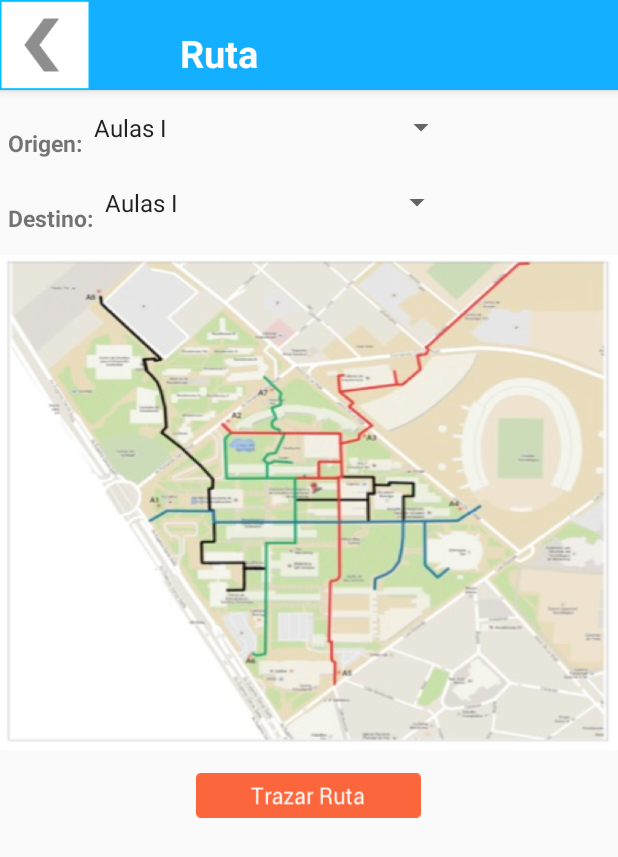
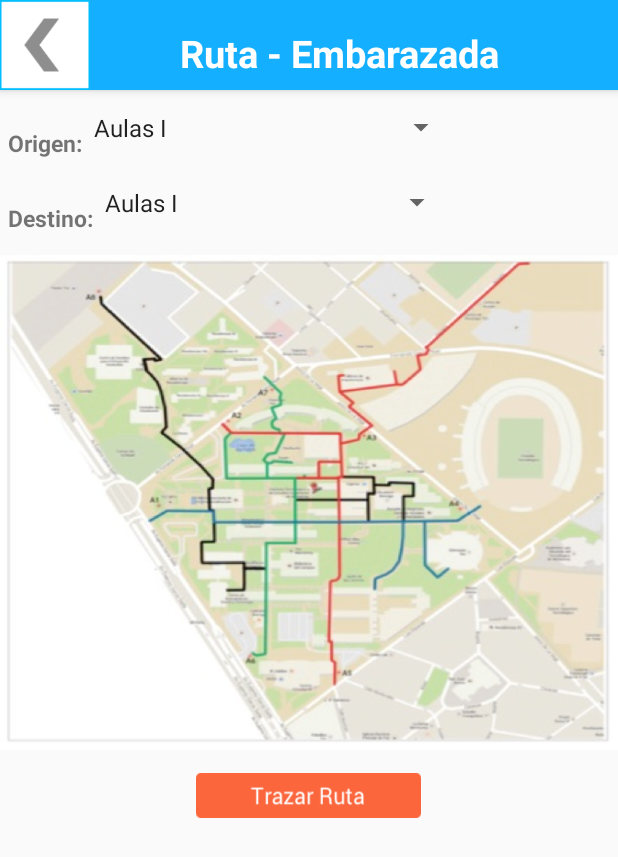
Before and after one commit to lagwy/Accesibilidad, an Android app: the ListaDiscapacidades screen opened directly, with no data from a screen before it, after a tap on an icon or button, on a phone screen of 412 x 824 dp. Shown: the top 857 px of the screen. Run offline under Robolectric (Android 15) with nearby library versions, the phone set to English and light mode, and no system bars.

Commit message:
URL dinámico dependiendo de la discapacidad, origen y destino seleccionados.

```diff
--- a/app/src/main/java/itesm/mx/accesibilidad/ListaDiscapacidades.java
+++ b/app/src/main/java/itesm/mx/accesibilidad/ListaDiscapacidades.java
@@ -39,6 +39,25 @@ public class ListaDiscapacidades extends AppCompatActivity {
 
                 } else {
                     Intent intent = new Intent(ListaDiscapacidades.this, Ruta.class);
+                    if (sillaBttn.isPressed()){
+                        intent.putExtra("nombre", "silladeruedas");
+                        intent.putExtra("titulo", "Silla de Ruedas");
+                    }else {
+                        if (muletaBttn.isPressed()){
+                            intent.putExtra("nombre", "usodemuletas");
+                            intent.putExtra("titulo", "Uso de muletas");
+                        } else {
+                            if (bastonBttn.isPressed()){
+                                intent.putExtra("nombre", "baston");
+                                intent.putExtra("titulo", "baston");
+                            } else {
+                                if(embaraBttn.isPressed()){
+                                    intent.putExtra("nombre", "embarazada");
+                                    intent.putExtra("titulo", "Embarazada");
+                                }
+                            }
+                        }
+                    } // Terminan los ifs de los extras
                     startActivity(intent);
                 }
             }
--- a/app/src/main/java/itesm/mx/accesibilidad/ListaEdificios.java
+++ b/app/src/main/java/itesm/mx/accesibilidad/ListaEdificios.java
@@ -141,8 +141,8 @@ public class ListaEdificios extends AppCompatActivity {
         new LoadImage().execute("Aulas 1", "http://res.cloudinary.com/brogrammers/image/upload/v1447304278/edificios/aulas1.jpg");
         new LoadImage().execute("Aulas 2", "http://res.cloudinary.com/brogrammers/image/upload/v1447304278/edificios/aulas2.jpg");
         new LoadImage().execute("Aulas 3", "http://res.cloudinary.com/brogrammers/image/upload/v1447304278/edificios/aulas3.jpg");
-        // new LoadImage().execute("Aulas 4", "http://res.cloudinary.com/brogrammers/image/upload/v1447304278/edificios/aulas4.jpg");
-        // new LoadImage().execute("Aulas 6", "http://res.cloudinary.com/brogrammers/image/upload/v1447304278/edificios/aulas6.jpg");
+        new LoadImage().execute("Aulas 4", "http://res.cloudinary.com/brogrammers/image/upload/v1447304278/edificios/aulas4.jpg");
+        new LoadImage().execute("Aulas 6", "http://res.cloudinary.com/brogrammers/image/upload/v1447304278/edificios/aulas6.jpg");
         new LoadImage().execute("Aulas 7", "http://res.cloudinary.com/brogrammers/image/upload/v1447304278/edificios/aulas7.jpg");
         new LoadImage().execute("Auditorio", "http://res.cloudinary.com/brogrammers/image/upload/v1447304278/edificios/auditorio.jpg");
         new LoadImage().execute("Biotecnologia", "http://res.cloudinary.com/brogrammers/image/upload/v1447304278/edificios/biotecnologia.jpg");
--- a/app/src/main/java/itesm/mx/accesibilidad/Ruta.java
+++ b/app/src/main/java/itesm/mx/accesibilidad/Ruta.java
@@ -14,6 +14,7 @@ import android.widget.ArrayAdapter;
 import android.widget.Button;
 import android.widget.ImageView;
 import android.widget.Spinner;
+import android.widget.TextView;
 import android.widget.Toast;
 
 import java.io.InputStream;
@@ -23,12 +24,21 @@ public class Ruta extends AppCompatActivity {
     ProgressDialog pDialog;
     Bitmap bitmap;
     ImageView rutaIV;
-    final static public String URL_BASE = "http://res.cloudinary.com/brogrammers/image/upload/v1447625535/baston/";
+    String titulo, nombre;
+    final static public String URL_BASE = "http://res.cloudinary.com/brogrammers/image/upload/v1447625535/";
 
     @Override
     protected void onCreate(Bundle savedInstanceState) {
         super.onCreate(savedInstanceState);
         setContentView(R.layout.activity_ruta);
+        TextView tituloRutaTV = (TextView) findViewById(R.id.titulo_rutaTV);
+
+        Bundle extras = getIntent().getExtras();
+        if (extras != null){
+            titulo = tituloRutaTV.getText().toString() + " - " + extras.getString("titulo");
+            nombre = extras.getString("nombre");
+            tituloRutaTV.setText(titulo);
+        }
 
         final Button backBttn = (Button) findViewById(R.id.back2);
         final Button buttonTraza = (Button) findViewById (R.id.buttonTraza);
@@ -95,7 +105,8 @@ public class Ruta extends AppCompatActivity {
                     if(posicionOrigen[0] == posicionDestino[0]){
                         Toast.makeText(Ruta.this, "El origen y el destino son idénticos.", Toast.LENGTH_SHORT).show();
                     } else {
-                        String urlImagen = URL_BASE + nombres[posicionOrigen[0]] + "/" + nombres[posicionDestino[0]] + ".jpg";
+                        String urlImagen = URL_BASE + nombre + "/" + nombres[posicionOrigen[0]] + "/" + nombres[posicionDestino[0]] + ".jpg";
+                        // Toast.makeText(Ruta.this, urlImagen, Toast.LENGTH_SHORT).show();
                         new LoadImage().execute(urlImagen);//
                         //Toast.makeText(Ruta.this, urlImagen, Toast.LENGTH_SHORT).show();
                     }
--- a/app/src/main/res/layout/activity_ruta.xml
+++ b/app/src/main/res/layout/activity_ruta.xml
@@ -44,6 +44,7 @@
                 android:layout_marginLeft="60dp"
                 android:layout_marginTop="10dp"
                 android:text="@string/ruta"
+                android:id="@+id/titulo_rutaTV"
                 android:textColor="#ffffff"
                 android:textSize="25dp"
                 android:textStyle="bold"
@@ -106,6 +107,7 @@
         android:layout_height="330dp"
         android:layout_gravity="center_horizontal"
         android:layout_marginTop="10dp"
+        android:scaleType="fitXY"
         android:background="@drawable/ma"/>
 
     <Button
```
